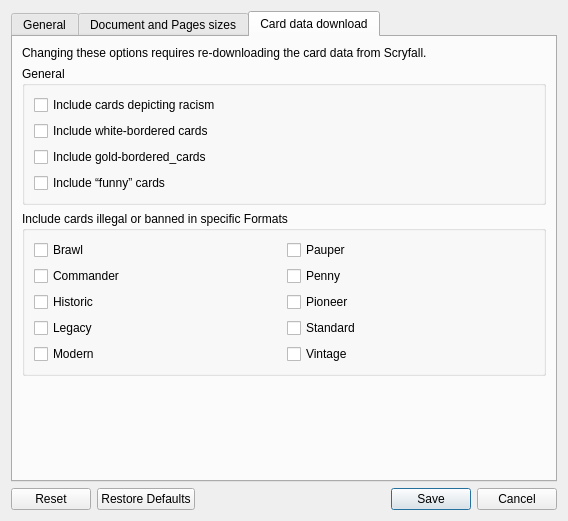
Before: the Qt Designer form mtg_proxy_printer/resources/ui/settings_window.ui in luziferius/MTGProxyPrinter, drawn with Qt 5.
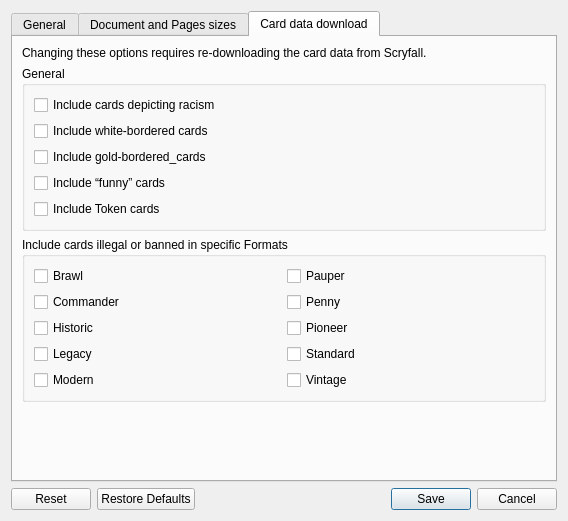
After: the same form once the commit is applied. The open tabs and pages were chosen to show the change. Icons and pictures are not drawn.

Commit message:
Added download filter for Token cards. See [fc610234c6cf052ba4d248e0a6d178c0dd59ff93].
FossilOrigin-Name: fda1ca104b90a907c3a38f9c8da82bca4a8fa1b3befe8ff508c181b412ce1052

The edit to the form file:
```diff
--- a/mtg_proxy_printer/resources/ui/settings_window.ui
+++ b/mtg_proxy_printer/resources/ui/settings_window.ui
@@ -509,6 +509,13 @@
             </property>
            </widget>
           </item>
+          <item>
+           <widget class="QCheckBox" name="include_token">
+            <property name="text">
+             <string>Include Token cards</string>
+            </property>
+           </widget>
+          </item>
          </layout>
         </widget>
        </item>
```
Left out of the diff: 8 changed lines with no effect on the pictures. The commit also changes 3 other files.
